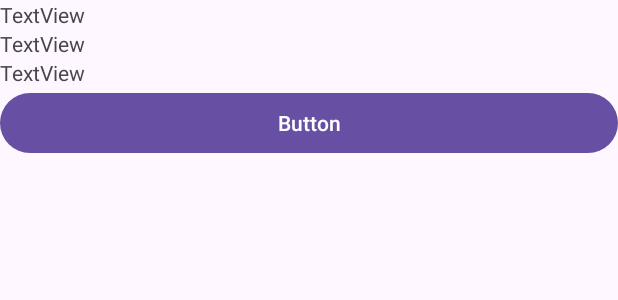
After one commit to huydong0210/EShop, an Android app: the layout activity_shipment_details_item.xml on its own in the app's theme, with its tools: preview values and no code run, on a phone screen of 412 x 824 dp. The commit adds this screen. Shown: the top 300 px of the screen. Run offline under Robolectric (Android 15) with nearby library versions, the phone set to English and light mode, and no system bars; network calls fail.

Commit message:
shipment details

```diff
--- /dev/null
+++ b/EShopBE/src/main/java/com/group2/eshopbe/DTO/ShipmentDetailsDTO.java
@@ -0,0 +1,2 @@
+package com.group2.eshopbe.DTO;public class ShipmentDetailsDTO {
+}
--- /dev/null
+++ b/EShopBE/src/main/java/com/group2/eshopbe/controller/ShipmentDetailsController.java
@@ -0,0 +1,2 @@
+package com.group2.eshopbe.controller;public class ShipmentDetailsController {
+}
--- /dev/null
+++ b/EShopBE/src/main/java/com/group2/eshopbe/repository/ShipmentDetailsRepository.java
@@ -0,0 +1,2 @@
+package com.group2.eshopbe.repository;public interface ShipmentDetailsRepository {
+}
--- a/EShopFE/app/src/main/AndroidManifest.xml
+++ b/EShopFE/app/src/main/AndroidManifest.xml
@@ -15,6 +15,9 @@
         android:theme="@style/Theme.EShopFE"
         android:usesCleartextTraffic="true"
         tools:targetApi="31">
+        <activity
+            android:name=".user_infor.activity.ShipmentDetailsActivity"
+            android:exported="false" />
         <activity
             android:name=".home.activity.ProductInformationActivity"
             android:exported="false" />
--- a/EShopFE/app/src/main/java/com/group2/eshopfe/home/service/ApiHomeService.java
+++ b/EShopFE/app/src/main/java/com/group2/eshopfe/home/service/ApiHomeService.java
@@ -35,5 +35,7 @@ public interface ApiHomeService {
     Call<ResponseObject> deleteOrderDetails(@Path("productID") Long id);
     @GET("api/products/{productID}")
     Call<ResponseObject> getProductDTOByID(@Path("productID") Long id);
+    @GET("/api/shipment-details")
+    Call<ResponseObject> getAllShipmentDetails();
 
 }
--- a/EShopFE/app/src/main/java/com/group2/eshopfe/home/service/impl/ApiHomeServiceImpl.java
+++ b/EShopFE/app/src/main/java/com/group2/eshopfe/home/service/impl/ApiHomeServiceImpl.java
@@ -89,4 +89,9 @@ public class ApiHomeServiceImpl implements ApiHomeService {
         return apiHomeService.getProductDTOByID(id);
     }
 
+    @Override
+    public Call<ResponseObject> getAllShipmentDetails() {
+        return apiHomeService.getAllShipmentDetails();
+    }
+
 }
--- /dev/null
+++ b/EShopFE/app/src/main/res/layout/activity_shipment_details_item.xml
@@ -0,0 +1,31 @@
+<?xml version="1.0" encoding="utf-8"?>
+<LinearLayout xmlns:android="http://schemas.android.com/apk/res/android"
+    xmlns:tools="http://schemas.android.com/tools"
+    android:layout_width="match_parent"
+    android:layout_height="match_parent"
+    android:orientation="vertical" >
+
+    <TextView
+        android:id="@+id/textViewShipmentDetailsItemName"
+        android:layout_width="match_parent"
+        android:layout_height="wrap_content"
+        android:text="TextView" />
+
+    <TextView
+        android:id="@+id/textViewShipmentDetailsItemPhone"
+        android:layout_width="match_parent"
+        android:layout_height="wrap_content"
+        android:text="TextView" />
+
+    <TextView
+        android:id="@+id/textViewShipmentDetailsItemAddress"
+        android:layout_width="match_parent"
+        android:layout_height="wrap_content"
+        android:text="TextView" />
+
+    <Button
+        android:id="@+id/buttonShipmentDetailsItemDelete"
+        android:layout_width="match_parent"
+        android:layout_height="wrap_content"
+        android:text="Button" />
+</LinearLayout>
--- a/EShopFE/app/src/main/res/layout/activity_user_information.xml
+++ b/EShopFE/app/src/main/res/layout/activity_user_information.xml
@@ -102,7 +102,7 @@
     <LinearLayout
         android:layout_width="match_parent"
         android:layout_height="wrap_content"
-        android:id="@+id/viewAddressMyProfile"
+        android:id="@+id/viewShipmentDetails"
         android:layout_marginLeft="30dp"
         android:layout_marginTop="20dp"
         android:layout_marginRight="30dp"
```
Also changed, not shown: EShopFE/app/src/main/java/com/group2/eshopfe/DTO/ShipmentDetailsDTO.java (added, +50 -0 lines), EShopFE/app/src/main/java/com/group2/eshopfe/user_infor/activity/ShipmentDetailsActivity.java (added, +87 -0 lines), EShopFE/app/src/main/java/com/group2/eshopfe/user_infor/activity/UserInformation.java (+9 -1 lines), EShopFE/app/src/main/java/com/group2/eshopfe/user_infor/adapter/ShipmentDetailsAdapter.java (added, +48 -0 lines), EShopFE/app/src/main/res/layout/activity_shipment_details.xml (added, +42 -0 lines).
